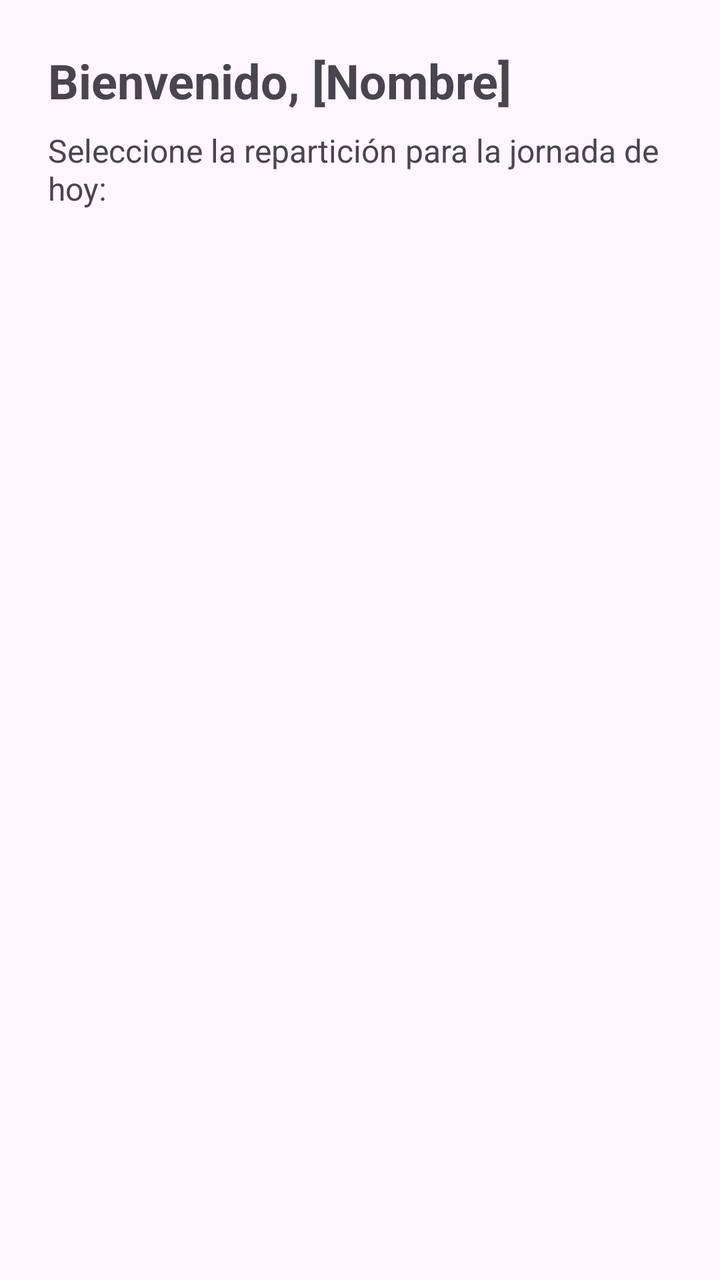
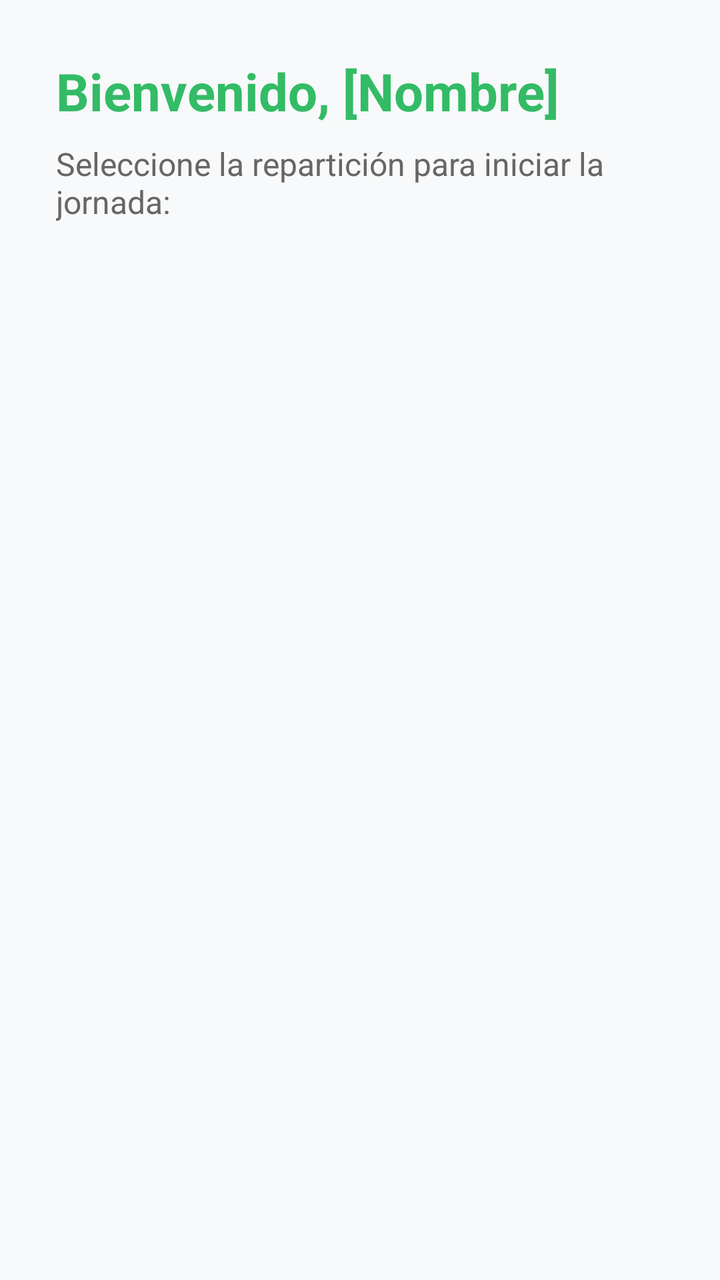

An Android layout rendered at two revisions. The XML below is the earlier revision; the diff shows what the commit changed to produce the second picture.
<!-- AndroidManifest.xml: application theme Theme.ChivilcoyActas -->
<!-- res/layout/fragment_seleccion_reparticion.xml -->
<?xml version="1.0" encoding="utf-8"?>
<LinearLayout xmlns:android="http://schemas.android.com/apk/res/android"
    xmlns:tools="http://schemas.android.com/tools"
    xmlns:app="http://schemas.android.com/apk/res-auto"
    android:layout_width="match_parent"
    android:layout_height="match_parent"
    android:orientation="vertical"
    android:padding="24dp">

        <TextView
        android:id="@+id/tvBienvenida"
        android:layout_width="match_parent"
        android:layout_height="wrap_content"
        android:text="Bienvenido, [Nombre]"
        android:textSize="24sp"
        android:textStyle="bold"
        android:layout_marginBottom="8dp"/>

        <TextView
        android:layout_width="match_parent"
        android:layout_height="wrap_content"
        android:text="Seleccione la repartición para la jornada de hoy:"
        android:textSize="16sp"
        android:layout_marginBottom="32dp"/>

            
        <LinearLayout
        android:id="@+id/containerReparticiones"
        android:layout_width="match_parent"
        android:layout_height="wrap_content"
        android:orientation="vertical" />
</LinearLayout>
<!-- resources referenced by this layout -->
<resources>
  <style name="Theme.ChivilcoyActas" parent="Base.Theme.ChivilcoyActas" />
  <style name="Base.Theme.ChivilcoyActas" parent="Theme.Material3.DayNight.NoActionBar">
          
          <item name="colorPrimary">#33BB66</item>
  
          <item name="colorSecondary">#33BB66</item>
          <item name="android:statusBarColor">#33BB66</item>
      </style>
</resources>

<!-- the commit's change to res/layout/fragment_seleccion_reparticion.xml (unified diff, before → after) -->
@@ -1,32 +1,42 @@
 <?xml version="1.0" encoding="utf-8"?>
-<LinearLayout xmlns:android="http://schemas.android.com/apk/res/android"
-    xmlns:tools="http://schemas.android.com/tools"
+<ScrollView xmlns:android="http://schemas.android.com/apk/res/android"
     xmlns:app="http://schemas.android.com/apk/res-auto"
     android:layout_width="match_parent"
     android:layout_height="match_parent"
-    android:orientation="vertical"
-    android:padding="24dp">
+    android:fillViewport="true"
+    android:background="#F8F9FA">
+
+    <LinearLayout
+        android:layout_width="match_parent"
+        android:layout_height="wrap_content"
+        android:orientation="vertical"
+        android:padding="28dp">
 
         <TextView
-        android:id="@+id/tvBienvenida"
-        android:layout_width="match_parent"
-        android:layout_height="wrap_content"
-        android:text="Bienvenido, [Nombre]"
-        android:textSize="24sp"
-        android:textStyle="bold"
-        android:layout_marginBottom="8dp"/>
+            android:id="@+id/tvBienvenida"
+            android:layout_width="match_parent"
+            android:layout_height="wrap_content"
+            android:text="Bienvenido, [Nombre]"
+            android:textColor="#33BB66"
+            android:textSize="26sp"
+            android:textStyle="bold"
+            android:layout_marginBottom="8dp" />
 
         <TextView
-        android:layout_width="match_parent"
-        android:layout_height="wrap_content"
-        android:text="Seleccione la repartición para la jornada de hoy:"
-        android:textSize="16sp"
-        android:layout_marginBottom="32dp"/>
+            android:layout_width="match_parent"
+            android:layout_height="wrap_content"
+            android:text="Seleccione la repartición para iniciar la jornada:"
+            android:textColor="#666666"
+            android:textSize="16sp"
+            android:layout_marginBottom="32dp" />
 
-            
+        
         <LinearLayout
-        android:id="@+id/containerReparticiones"
-        android:layout_width="match_parent"
-        android:layout_height="wrap_content"
-        android:orientation="vertical" />
-</LinearLayout>
+            android:id="@+id/containerReparticiones"
+            android:layout_width="match_parent"
+            android:layout_height="wrap_content"
+            android:orientation="vertical"
+            android:animateLayoutChanges="true" />
+
+    </LinearLayout>
+</ScrollView>
